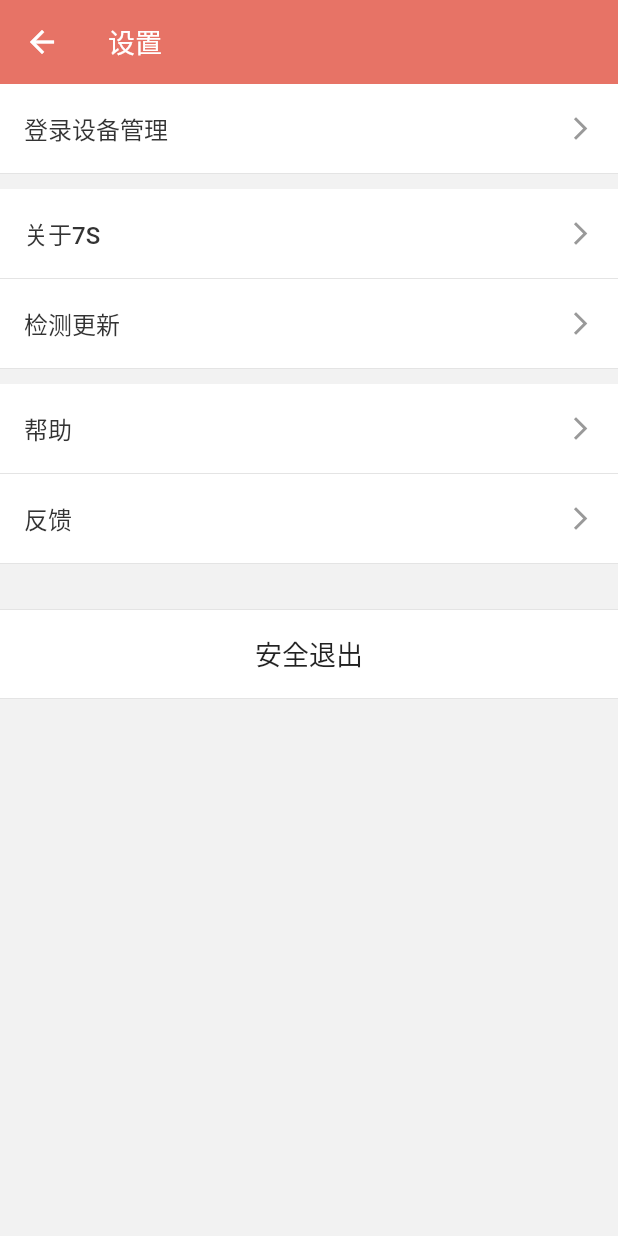
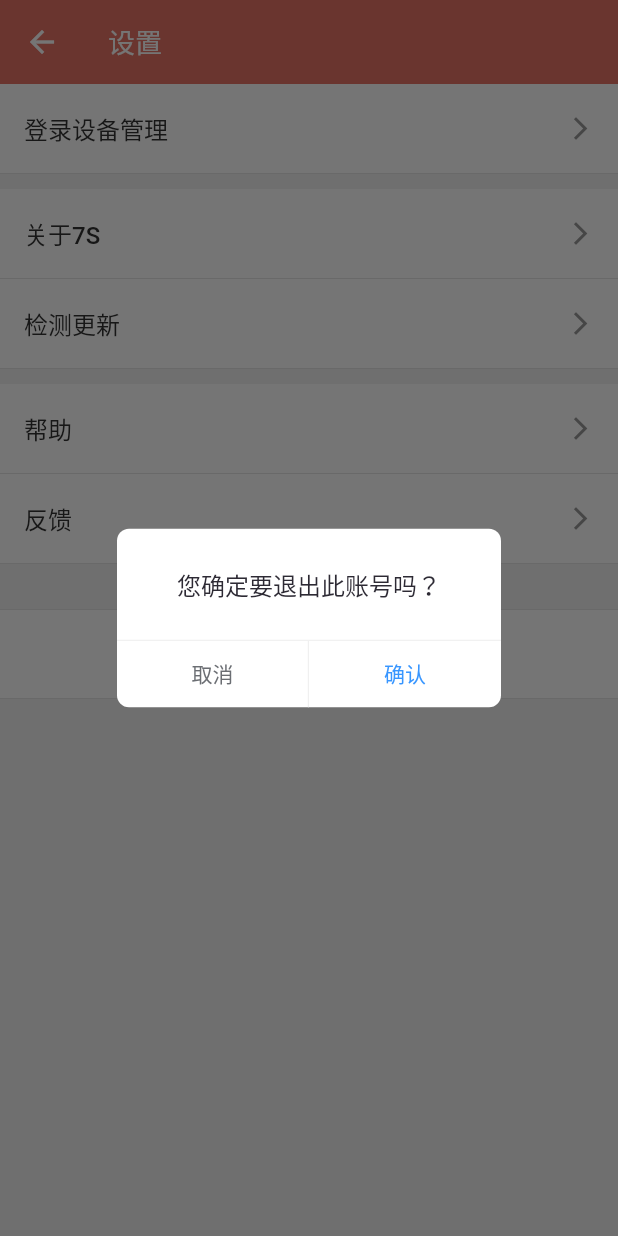
Before and after one commit to Woshiajuana/7S, a Flutter app: the SettingView screen opened by its route, after a tap on "安全退出", on a phone screen of 412 x 824 dp. Run offline on Flutter 3.47's test engine with Material 2 defaults, Android fonts, the phone set to English and light mode, and no system bars; our stand-ins replace cached_network_image, dio, flutter_redux, fluttertoast, redux, shared_preferences; missing offline and left inert: flukit; accounts and stored records are empty; network calls fail.

Commit message:
subcode setting and confirmDialog and widget

```diff
--- a/qimiao/lib/view/setting/setting.view.dart
+++ b/qimiao/lib/view/setting/setting.view.dart
@@ -1,6 +1,7 @@
 
 import 'package:flutter/material.dart';
 import 'package:qimiao/common/application.dart';
+import 'package:qimiao/widget/widget.dart';
 
 class SettingView extends StatefulWidget {
   @override
@@ -112,7 +113,7 @@ class _SettingViewState extends State<SettingView> {
         ),
       ),
       child: new FlatButton(
-        onPressed: () => {},
+        onPressed: () => _handleExitOut(),
         child: new Text(
           '安全退出',
           style: new TextStyle(
@@ -123,4 +124,23 @@ class _SettingViewState extends State<SettingView> {
     );
   }
 
+  void _handleExitOut () async {
+    var result = await showDialog(
+      context: context,
+      builder: (BuildContext buildContext) {
+        return new ConfirmDialog(
+          content: '您确定要退出此账号吗？',
+        );
+      },
+    );
+    if (result != true) return;
+    try {
+//      await Application.util.store.clear();
+    } catch (err) {
+
+    } finally {
+      Application.router.replace(context, '/');
+    }
+  }
+
 }
--- /dev/null
+++ b/qimiao/lib/widget/confirmDialog.widget.dart
@@ -0,0 +1,130 @@
+import 'package:flutter/material.dart';
+
+class ConfirmDialog extends StatefulWidget {
+
+  const ConfirmDialog({Key key, this.content}) : super(key: key);
+
+  final String content;
+
+  @override
+  _ConfirmDialogState createState() => new _ConfirmDialogState();
+}
+
+class _ConfirmDialogState extends State<ConfirmDialog> {
+
+  @override
+  Widget build(BuildContext context) {
+    // TODO: implement build
+    return new Material(
+      type: MaterialType.transparency,
+      child: new Column(
+        mainAxisAlignment: MainAxisAlignment.center,
+        crossAxisAlignment: CrossAxisAlignment.center,
+        children: <Widget>[
+          new Container(
+            width: 256.0,
+            decoration: new BoxDecoration(
+              color: Colors.white,
+              borderRadius: BorderRadius.circular(8.0),
+            ),
+            child: new Column(
+              children: <Widget>[
+                // 输入
+                _widgetContent(),
+                // 按钮
+                _widgetButtonGroup(),
+              ],
+            ),
+          ),
+        ],
+      ),
+    );
+  }
+
+  Widget _widgetContent () {
+    return new Container(
+      margin: const EdgeInsets.only(top: 25.0, bottom: 25.0, left: 16.0, right: 16.0),
+      child: new Center(
+        child: new Text(
+          widget.content ?? '',
+          style: new TextStyle(
+            color: Color(0xff2d2a34),
+            fontSize: 16.0,
+          ),
+        ),
+      ),
+    );
+  }
+
+  Widget _widgetButtonGroup () {
+    return new Container(
+      height: 45.0,
+      decoration: new BoxDecoration(
+        border: new Border(
+          top: new BorderSide(
+            color: Color(0xfff0f0f0),
+            width: 0.8,
+          ),
+        )
+      ),
+      child: new Row(
+        children: <Widget>[
+          _widgetButtonItem(
+            text: '取消',
+            color: Color(0xff6b6e73),
+            border: true,
+            onPressed: () => Navigator.of(context).pop(),
+          ),
+          _widgetButtonItem(
+            text: '确认',
+            color: Color(0xff3896ff),
+            onPressed: () => _handleSure(),
+          ),
+        ],
+      ),
+    );
+  }
+
+  Widget _widgetButtonItem ({
+    String text = '',
+    Color color,
+    bool border = false,
+    dynamic onPressed,
+  }) {
+    return new Expanded(
+      flex: 1,
+      child: new FlatButton(
+        padding: const EdgeInsets.all(0),
+        onPressed: onPressed,
+        child: new Container(
+          decoration: new BoxDecoration(
+            border: border ? new Border(
+              right: new BorderSide(
+                color: Color(0xfff0f0f0),
+                width: 0.8,
+              ),
+            ) : null,
+          ),
+          height: 45.0,
+          child: new Center(
+            child: new Text(
+              text,
+              style: new TextStyle(
+                fontSize: 14.0,
+                color: color,
+              ),
+            ),
+          ),
+        ),
+      ),
+    );
+  }
+
+  void _handleSure () async {
+    try {
+      Navigator.of(context).pop(true);
+    } catch (err) {
+    }
+  }
+
+}
--- /dev/null
+++ b/qimiao/lib/widget/widget.dart
@@ -0,0 +1,4 @@
+
+library widget;
+
+export 'confirmDialog.widget.dart';
```
